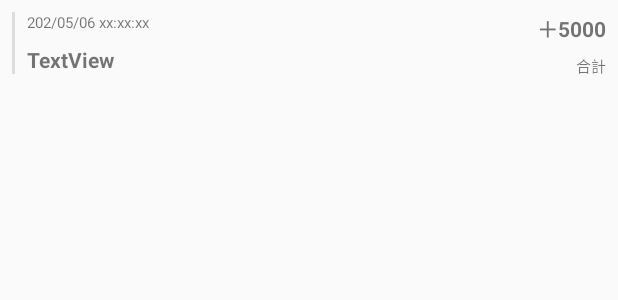
After one commit to Bluewind12/ganbari-savings, an Android app: the layout main_recycler_column_layout.xml on its own in the app's theme, with its tools: preview values and no code run, on a phone screen of 412 x 824 dp. The commit adds this screen. Shown: the top 300 px of the screen. Run offline under Robolectric (Android 15) with nearby library versions, the phone set to English and light mode, and no system bars.

Commit message:
リサイクラービューを使用したリストの表示

```diff
--- /dev/null
+++ b/app/src/main/res/layout/main_recycler_column_layout.xml
@@ -0,0 +1,86 @@
+<?xml version="1.0" encoding="utf-8"?>
+<androidx.constraintlayout.widget.ConstraintLayout xmlns:android="http://schemas.android.com/apk/res/android"
+    xmlns:app="http://schemas.android.com/apk/res-auto"
+    xmlns:tools="http://schemas.android.com/tools"
+    android:layout_width="match_parent"
+    android:layout_height="wrap_content">
+
+    <View
+        android:id="@+id/mainRecyclerColorBar"
+        android:layout_width="2dp"
+        android:layout_height="0dp"
+        android:layout_marginStart="8dp"
+        android:layout_marginTop="8dp"
+        android:layout_marginBottom="8dp"
+        android:background="@color/browser_actions_divider_color"
+        app:layout_constraintBottom_toBottomOf="parent"
+        app:layout_constraintStart_toStartOf="parent"
+        app:layout_constraintTop_toTopOf="parent" />
+
+    <TextView
+        android:id="@+id/mainRecyclerDateTextView"
+        android:layout_width="wrap_content"
+        android:layout_height="wrap_content"
+        android:layout_marginStart="8dp"
+        android:layout_marginTop="8dp"
+        android:textSize="10sp"
+        app:layout_constraintStart_toEndOf="@+id/mainRecyclerColorBar"
+        app:layout_constraintTop_toTopOf="parent"
+        tools:text="202/05/06 xx:xx:xx" />
+
+    <TextView
+        android:id="@+id/mainRecyclerTitleTextView"
+        android:layout_width="0dp"
+        android:layout_height="wrap_content"
+        android:layout_marginStart="8dp"
+        android:layout_marginTop="8dp"
+        android:layout_marginEnd="8dp"
+        android:layout_marginBottom="8dp"
+        android:text="TextView"
+        android:textStyle="bold"
+        app:layout_constraintBottom_toBottomOf="parent"
+        app:layout_constraintEnd_toStartOf="@+id/view2"
+        app:layout_constraintStart_toEndOf="@+id/mainRecyclerColorBar"
+        app:layout_constraintTop_toBottomOf="@+id/mainRecyclerDateTextView" />
+
+    <View
+        android:id="@+id/view2"
+        android:layout_width="2dp"
+        android:layout_height="0dp"
+        android:layout_marginTop="8dp"
+        android:layout_marginBottom="8dp"
+        app:layout_constraintBottom_toBottomOf="parent"
+        app:layout_constraintEnd_toEndOf="parent"
+        app:layout_constraintHorizontal_bias="0.65"
+        app:layout_constraintStart_toStartOf="parent"
+        app:layout_constraintTop_toTopOf="parent" />
+
+    <TextView
+        android:id="@+id/mainRecyclerScoreTextView"
+        android:layout_width="0dp"
+        android:layout_height="wrap_content"
+        android:layout_marginStart="8dp"
+        android:layout_marginTop="8dp"
+        android:layout_marginEnd="8dp"
+        android:textAlignment="viewEnd"
+        android:textStyle="bold"
+        app:layout_constraintEnd_toEndOf="parent"
+        app:layout_constraintStart_toEndOf="@+id/view2"
+        app:layout_constraintTop_toTopOf="parent"
+        tools:text="＋5000" />
+
+    <TextView
+        android:id="@+id/mainRecyclerSumScoreTextView"
+        android:layout_width="0dp"
+        android:layout_height="wrap_content"
+        android:layout_marginStart="8dp"
+        android:layout_marginEnd="8dp"
+        android:textAlignment="viewEnd"
+        android:textSize="10sp"
+        app:layout_constraintBottom_toBottomOf="parent"
+        app:layout_constraintEnd_toEndOf="parent"
+        app:layout_constraintStart_toEndOf="@+id/view2"
+        app:layout_constraintTop_toBottomOf="@+id/mainRecyclerScoreTextView"
+        tools:text="合計" />
+
+</androidx.constraintlayout.widget.ConstraintLayout>
```
Also changed, not shown: app/build.gradle (+13 -1 lines), app/src/main/AndroidManifest.xml (+6 -1 lines), app/src/main/java/momonyan/ganbariSavings/Dao/GoodLuckDao.kt (added, +36 -0 lines), app/src/main/java/momonyan/ganbariSavings/DataModel/GoodLuckDataModel.kt (added, +12 -0 lines), app/src/main/java/momonyan/ganbariSavings/Database/GoogLuckDatabase.kt (added, +37 -0 lines), app/src/main/java/momonyan/ganbariSavings/Entity/GoodLuckEntity.kt (added, +14 -0 lines), app/src/main/java/momonyan/ganbariSavings/Main/MainActivity.kt (added, +65 -0 lines), app/src/main/java/momonyan/ganbariSavings/Main/MainRecyclerAdapter.kt (added, +46 -0 lines), app/src/main/java/momonyan/ganbariSavings/Main/MainRecyclerHolder.kt (added, +24 -0 lines), app/src/main/java/momonyan/ganbariSavings/MainActivity.kt (deleted, +0 -11 lines), app/src/main/res/layout/main_layout.xml (renamed from app/src/main/res/layout/activity_main.xml, +7 -2 lines).
